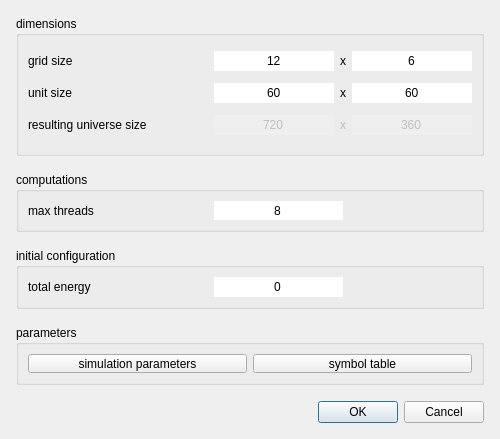
This is source/Gui/Dialogs/NewSimulationDialog.ui in chrxh/alien as Qt 5 draws it before an edit. The edited form follows.
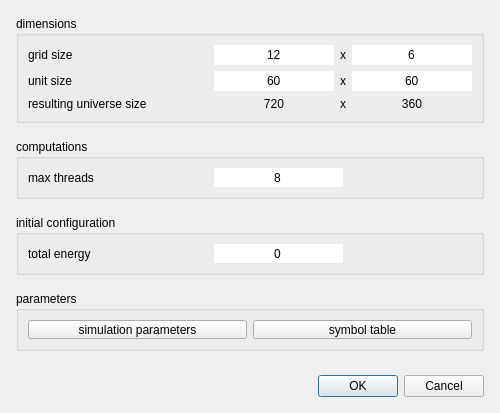
This is the edited form.

Commit message: new simulation dialog

What changed in the file:
```diff
--- a/source/Gui/Dialogs/NewSimulationDialog.ui
+++ b/source/Gui/Dialogs/NewSimulationDialog.ui
@@ -7,7 +7,7 @@
     <x>0</x>
     <y>0</y>
     <width>500</width>
-    <height>439</height>
+    <height>413</height>
    </rect>
   </property>
   <property name="minimumSize">
@@ -38,6 +38,51 @@
    <property name="spacing">
     <number>16</number>
    </property>
+   <item row="5" column="0">
+    <widget class="QDialogButtonBox" name="buttonBox">
+     <property name="orientation">
+      <enum>Qt::Horizontal</enum>
+     </property>
+     <property name="standardButtons">
+      <set>QDialogButtonBox::Cancel|QDialogButtonBox::Ok</set>
+     </property>
+    </widget>
+   </item>
+   <item row="3" column="0">
+    <widget class="QGroupBox" name="groupBox_2">
+     <property name="minimumSize">
+      <size>
+       <width>0</width>
+       <height>60</height>
+      </size>
+     </property>
+     <property name="maximumSize">
+      <size>
+       <width>16777215</width>
+       <height>60</height>
+      </size>
+     </property>
+     <property name="title">
+      <string>parameters</string>
+     </property>
+     <layout class="QHBoxLayout" name="horizontalLayout_3">
+      <item>
+       <widget class="QPushButton" name="simulationParametersButton">
+        <property name="text">
+         <string>simulation parameters</string>
+        </property>
+       </widget>
+      </item>
+      <item>
+       <widget class="QPushButton" name="symbolTableButton">
+        <property name="text">
+         <string>symbol table</string>
+        </property>
+       </widget>
+      </item>
+     </layout>
+    </widget>
+   </item>
    <item row="0" column="0">
     <widget class="QGroupBox" name="groupBox">
      <property name="sizePolicy">
@@ -49,7 +94,7 @@
      <property name="minimumSize">
       <size>
        <width>0</width>
-       <height>140</height>
+       <height>0</height>
       </size>
      </property>
      <property name="title">
@@ -149,102 +194,39 @@
         </property>
        </widget>
       </item>
-      <item row="2" column="1">
-       <widget class="QLineEdit" name="sizeXEdit_5">
-        <property name="enabled">
-         <bool>false</bool>
-        </property>
-        <property name="text">
-         <string>720</string>
-        </property>
-        <property name="frame">
-         <bool>false</bool>
-        </property>
-        <property name="alignment">
-         <set>Qt::AlignCenter</set>
-        </property>
-        <property name="readOnly">
-         <bool>true</bool>
-        </property>
-       </widget>
-      </item>
       <item row="2" column="2">
        <widget class="QLabel" name="label_8">
         <property name="enabled">
-         <bool>false</bool>
+         <bool>true</bool>
         </property>
         <property name="text">
          <string>x</string>
         </property>
        </widget>
       </item>
+      <item row="2" column="1">
+       <widget class="QLabel" name="universeSizeXLabel">
+        <property name="text">
+         <string>720</string>
+        </property>
+        <property name="alignment">
+         <set>Qt::AlignCenter</set>
+        </property>
+       </widget>
+      </item>
       <item row="2" column="3">
-       <widget class="QLineEdit" name="sizeXEdit_6">
-        <property name="enabled">
-         <bool>false</bool>
-        </property>
+       <widget class="QLabel" name="universeSizeYLabel">
         <property name="text">
          <string>360</string>
         </property>
-        <property name="frame">
-         <bool>false</bool>
-        </property>
         <property name="alignment">
          <set>Qt::AlignCenter</set>
         </property>
-        <property name="readOnly">
-         <bool>true</bool>
-        </property>
        </widget>
       </item>
      </layout>
     </widget>
    </item>
-   <item row="3" column="0">
-    <widget class="QGroupBox" name="groupBox_2">
-     <property name="minimumSize">
-      <size>
-       <width>0</width>
-       <height>60</height>
-      </size>
-     </property>
-     <property name="maximumSize">
-      <size>
-       <width>16777215</width>
-       <height>60</height>
-      </size>
-     </property>
-     <property name="title">
-      <string>parameters</string>
-     </property>
-     <layout class="QHBoxLayout" name="horizontalLayout_3">
-      <item>
-       <widget class="QPushButton" name="simulationParametersButton">
-        <property name="text">
-         <string>simulation parameters</string>
-        </property>
-       </widget>
-      </item>
-      <item>
-       <widget class="QPushButton" name="symbolTableButton">
-        <property name="text">
-         <string>symbol table</string>
-        </property>
-       </widget>
-      </item>
-     </layout>
-    </widget>
-   </item>
-   <item row="4" column="0">
-    <widget class="QDialogButtonBox" name="buttonBox">
-     <property name="orientation">
-      <enum>Qt::Horizontal</enum>
-     </property>
-     <property name="standardButtons">
-      <set>QDialogButtonBox::Cancel|QDialogButtonBox::Ok</set>
-     </property>
-    </widget>
-   </item>
    <item row="2" column="0">
     <widget class="QGroupBox" name="groupBox_3">
      <property name="minimumSize">
@@ -359,6 +341,19 @@
      </layout>
     </widget>
    </item>
+   <item row="4" column="0">
+    <spacer name="verticalSpacer">
+     <property name="orientation">
+      <enum>Qt::Vertical</enum>
+     </property>
+     <property name="sizeHint" stdset="0">
+      <size>
+       <width>20</width>
+       <height>40</height>
+      </size>
+     </property>
+    </spacer>
+   </item>
   </layout>
  </widget>
  <resources/>
```
Left out of the diff: 10 changed lines with no effect on the pictures. The commit also changes 5 other files.
